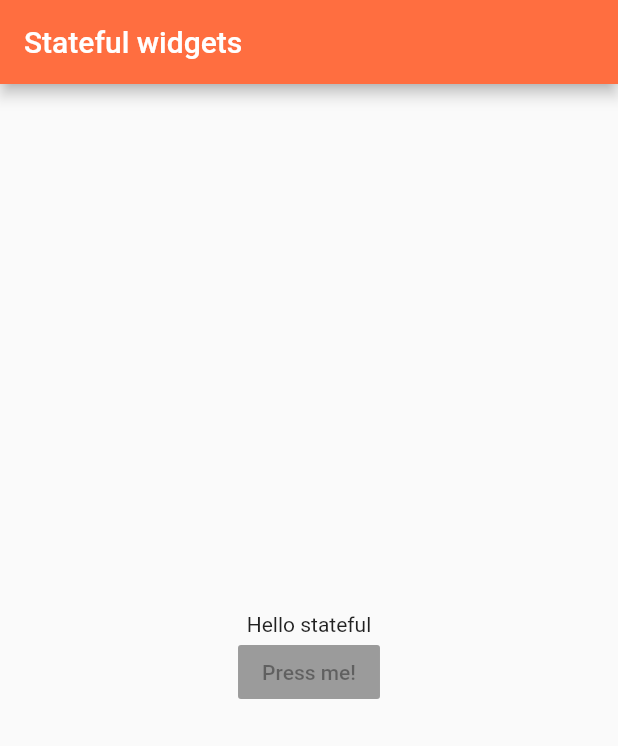
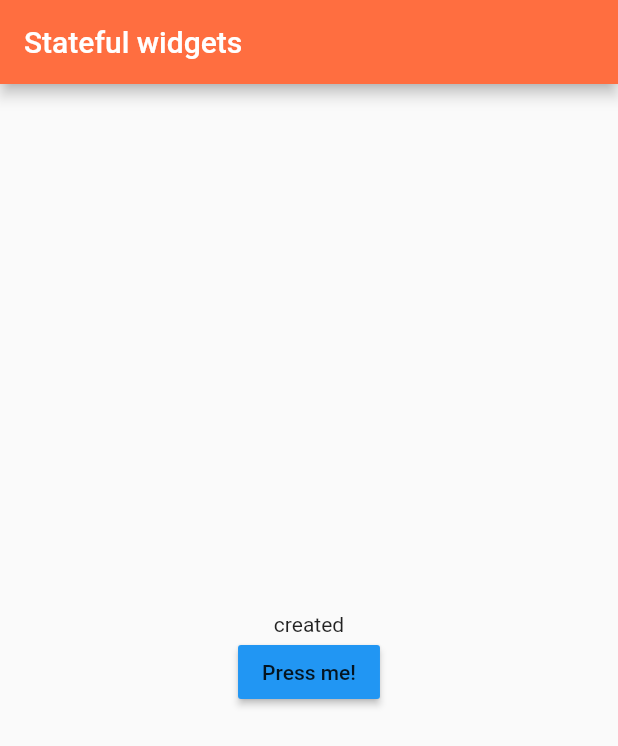
Before and after one commit to stories2/Flutter-Study, a Flutter app: the screen it shows after launch, on a phone screen of 412 x 824 dp. Shown: the top 746 px of the screen. Run offline on Flutter 3.47's test engine with Material 2 defaults, Android fonts, the phone set to English and light mode, and no system bars.

Commit message:
stateful widgets change text str when press btn

```diff
--- a/stateful_widgets/stateful_widgets/lib/main.dart
+++ b/stateful_widgets/stateful_widgets/lib/main.dart
@@ -18,6 +18,23 @@ class AwesomeButton extends StatefulWidget {
 
 class AwesomeButtonState extends State<AwesomeButton> {
 
+  int pressCounter = 0;
+  List<String> pressStrList = [
+    "Flutter", "is", "sucks"
+  ];
+  String displayStr = "";
+
+  AwesomeButtonState() {
+    displayStr = "created";
+  }
+
+  void BtnPressMeOnPressed() {
+    setState(() {
+      displayStr = pressStrList[pressCounter];
+      pressCounter = (pressCounter + 1) % 3;
+    });
+  }
+
   @override
   Widget build(BuildContext context) {
     return new Scaffold(
@@ -33,10 +50,10 @@ class AwesomeButtonState extends State<AwesomeButton> {
             mainAxisAlignment: MainAxisAlignment.center,
             children: <Widget>[
               new Text(
-                "Hello stateful"
+                displayStr
               ),
               new RaisedButton(
-                  onPressed: null,
+                onPressed: BtnPressMeOnPressed,
                 child: new Text(
                   "Press me!"
                 ),
```
